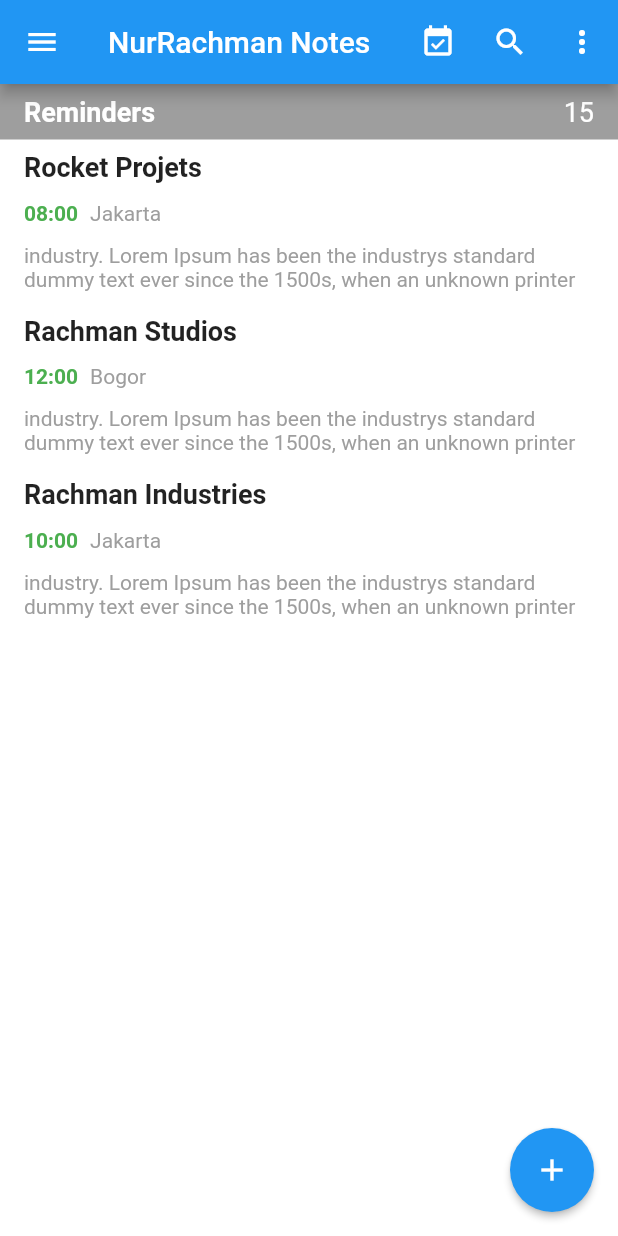
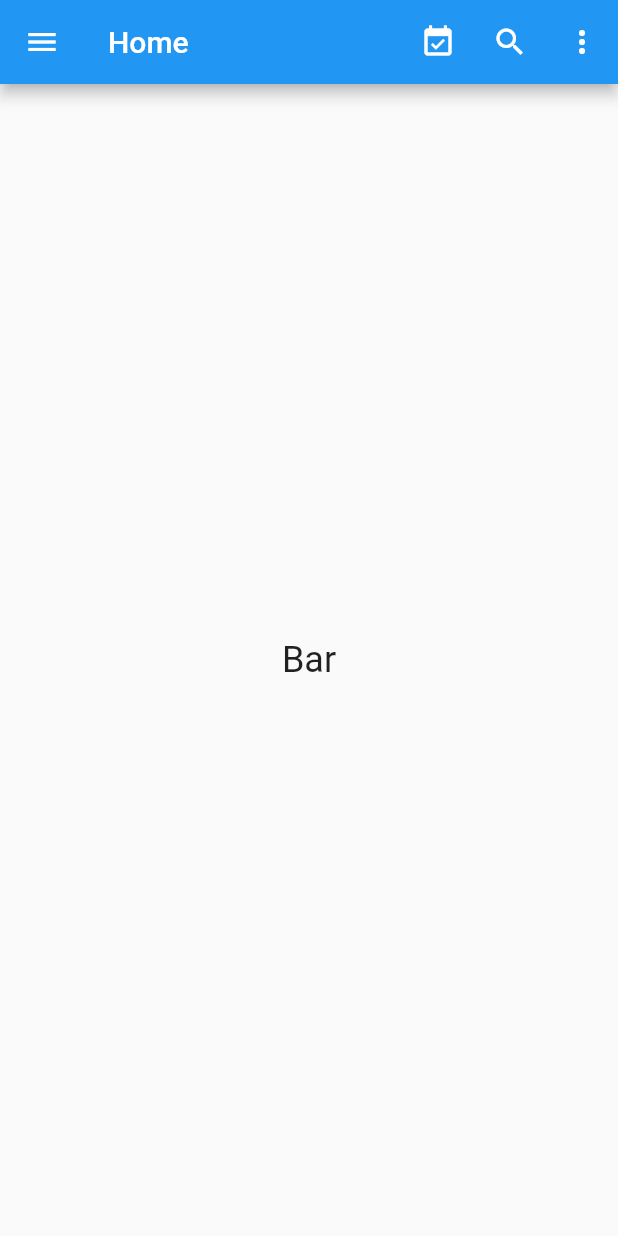
Before and after one commit to NurRachman/NurRachman-Notes, a Flutter app: the screen it shows after launch, on a phone screen of 412 x 824 dp. Run offline on Flutter 3.47's test engine with Material 2 defaults, Android fonts, the phone set to English and light mode, and no system bars.

Commit message:
'Update'

```diff
--- /dev/null
+++ b/lib/Routes.dart
@@ -0,0 +1,8 @@
+import 'package:flutter/material.dart';
+import 'package:rachman_notes/View/Detail.dart';
+import 'package:rachman_notes/View/Login.dart';
+
+final routes = <String, WidgetBuilder>{
+    '/login' : (context) => Login(),
+    '/detail' : (context) => Detail(),
+  };
--- /dev/null
+++ b/lib/View/App.dart
@@ -0,0 +1,27 @@
+import 'package:flutter/material.dart';
+import 'package:rachman_notes/View/Fragment/About.dart';
+import 'package:rachman_notes/View/Fragment/Home.dart';
+
+class App extends StatelessWidget {
+  @override
+  Widget build(BuildContext context) {
+    return MaterialApp(
+      title: 'App',
+      theme: ThemeData(
+        primaryColor: Colors.amber.shade500,
+        accentColor: Colors.blueGrey.shade500,
+        primaryTextTheme: TextTheme(
+					headline: TextStyle(
+						color: Colors.white
+					),
+				),
+      ),
+      routes: routesNavigation,
+    );
+  }
+}
+
+final routesNavigation = <String, WidgetBuilder>{
+  'Home' : (BuildContext context) => Home(),
+  'About' : (BuildContext context) => About(),
+};
--- /dev/null
+++ b/lib/View/Fragment/Home.dart
@@ -0,0 +1,8 @@
+import 'package:flutter/material.dart';
+
+class Home extends StatelessWidget {
+  @override
+  Widget build(BuildContext context) {
+    return Text('Home');
+  }
+}
--- a/lib/View/Home.dart
+++ /dev/null
@@ -1,141 +0,0 @@
-import 'package:flutter/material.dart';
-import '../model/Notes.dart';
-import './Adapter/HomeAdapter.dart';
-import '../View/AddNotes.dart';
-
-class Home extends StatelessWidget {
-  Home({Key key, this.title}) : super(key: key);
-  final String title;
-   @override
-  Widget build(BuildContext context) {
-    return Scaffold(
-        appBar: AppBar(
-          title: Text(title),
-          actions: <Widget>[
-            IconButton(
-              icon: Icon(Icons.event_available),
-              onPressed: () {},
-            ),
-            IconButton(
-              icon: Icon(Icons.search),
-              onPressed: () {},
-            ),
-            IconButton(
-              icon: Icon(Icons.more_vert),
-              onPressed: () {},
-            )
-          ],
-        ),
-        drawer: Drawer(
-          child: ListView(
-            padding: EdgeInsets.zero,
-            children: <Widget>[
-              DrawerHeader(
-                child: Column(
-                  mainAxisAlignment: MainAxisAlignment.end,
-                  crossAxisAlignment: CrossAxisAlignment.start,
-                  mainAxisSize: MainAxisSize.max,
-                  children: <Widget>[
-                    Text(
-                      'Muhammad Nur Rachman',
-                      style: TextStyle(
-                        fontWeight: FontWeight.normal,
-                        fontSize: 18,
-                        color: Colors.white
-                      ),
-                    ),
-                    new Padding( padding: const EdgeInsets.all(2) ),
-                    Text(
-                      'NurRachmen@gmail.com',
-                      style: TextStyle(
-                        fontWeight: FontWeight.normal,
-                        color: Colors.white
-                      ),
-                    ),
-                  ],
-                ),
-                decoration: BoxDecoration(
-                  color: Colors.blue,
-                ),
-              ),
-              ListTile(
-              title: Text('Home'),
-              leading: Icon(Icons.home),
-              selected: true,
-              onTap: () {
-                Navigator.pop(context);
-              },
-            ),
-            ListTile(
-              title: Text('About'),
-              leading: Icon(Icons.info),
-              onTap: () {
-                Navigator.pop(context);
-              },
-            ),
-            ],
-          ),
-        ),
-        body: Container(
-          child: Container(
-            color: Colors.white,
-            child: Column(
-              mainAxisSize: MainAxisSize.max,
-              children: <Widget>[
-                Container(
-                color: Colors.grey,
-                padding: const EdgeInsets.only(top: 8, right: 16, left: 16, bottom: 8),
-                child: Row(
-                  mainAxisAlignment: MainAxisAlignment.spaceBetween,
-                  mainAxisSize: MainAxisSize.max,
-                  children: <Widget>[
-                    Text(
-                      'Reminders',
-                      style: TextStyle(
-                        fontSize: 18,
-                        color: Colors.white,
-                        fontWeight: FontWeight.w600,
-                      ),
-                    ),
-                    Text(
-                      '15',
-                      style: TextStyle(
-                        fontSize: 18,
-                        color: Colors.white,
-                      ),
-                    )
-                  ],
-                ),
-              ),
-                Expanded(
-                  child: ListView.builder(
-                    itemBuilder: (BuildContext context, int index) => HomeAdapter(data[index]),
-                    itemCount: data.length,
-                  ),
-                ),
-             ],
-            ),
-          ),
-        ),
-
-        floatingActionButton: FloatingActionButton(
-          onPressed: (){
-          Navigator.push(
-              context,
-              MaterialPageRoute(builder: (context) => AddNotes()),
-          );
-        },
-        tooltip: 'Increment',
-        elevation: 2,
-        child: Icon(Icons.add),
-        ),
-        floatingActionButtonLocation: FloatingActionButtonLocation.endFloat,
-      );
-  }
-}
-
-final List<Notes> data = <Notes>[
-  Notes('Rocket Projets', '08:00', 'Jakarta', 'industry. Lorem Ipsum has been the industrys standard dummy text ever since the 1500s, when an unknown printer took a galley of type and scrambled it to make a type specimen book'),
-  Notes('Rachman Studios', '12:00', 'Bogor', 'industry. Lorem Ipsum has been the industrys standard dummy text ever since the 1500s, when an unknown printer took a galley of type and scrambled it to make a type specimen book'),
-  Notes('Rachman Industries', '10:00', 'Jakarta', 'industry. Lorem Ipsum has been the industrys standard dummy text ever since the 1500s, when an unknown printer took a galley of type and scrambled it to make a type specimen book')
-];
--- /dev/null
+++ b/lib/View/Main.dart
@@ -0,0 +1,195 @@
+import 'package:flutter/material.dart';
+import '../model/Notes.dart';
+import './Adapter/HomeAdapter.dart';
+import './../Routes.dart';
+
+class Main extends StatelessWidget {
+  static String tag = "index-tag";
+  Main({Key key, this.title}) : super(key: key);
+  final String title;
+   @override
+  Widget build(BuildContext context) {
+    return MaterialApp(
+      home: SlideMenu(),
+      routes: routes,
+    );
+  }
+}
+
+final List<Notes> data = <Notes>[
+  Notes('Rocket Projets', '08:00', 'Jakarta', 'industry. Lorem Ipsum has been the industrys standard dummy text ever since the 1500s, when an unknown printer took a galley of type and scrambled it to make a type specimen book'),
+  Notes('Rachman Studios', '12:00', 'Bogor', 'industry. Lorem Ipsum has been the industrys standard dummy text ever since the 1500s, when an unknown printer took a galley of type and scrambled it to make a type specimen book'),
+  Notes('Rachman Industries', '10:00', 'Jakarta', 'industry. Lorem Ipsum has been the industrys standard dummy text ever since the 1500s, when an unknown printer took a galley of type and scrambled it to make a type specimen book')
+];
+
+class FragNotes extends StatelessWidget {
+  static final String routeName = '/notes';
+
+  @override
+  Widget build(BuildContext context) {
+    return new Scaffold(
+      body: Container(
+          child: Container(
+            color: Colors.white,
+            child: Column(
+              mainAxisSize: MainAxisSize.max,
+              children: <Widget>[
+                Container(
+                color: Colors.grey,
+                padding: const EdgeInsets.only(top: 8, right: 16, left: 16, bottom: 8),
+                child: Row(
+                  mainAxisAlignment: MainAxisAlignment.spaceBetween,
+                  mainAxisSize: MainAxisSize.max,
+                  children: <Widget>[
+                    Text(
+                      'Reminders',
+                      style: TextStyle(
+                        fontSize: 18,
+                        color: Colors.white,
+                        fontWeight: FontWeight.w600,
+                      ),
+                    ),
+                    Text(
+                      '15',
+                      style: TextStyle(
+                        fontSize: 18,
+                        color: Colors.white,
+                      ),
+                    )
+                  ],
+                ),
+              ),
+              Expanded(
+                child: ListView.builder(
+                  itemBuilder: (BuildContext context, int index) => HomeAdapter(data[index]),
+                  itemCount: data.length,
+                ),
+              ),
+             ],
+            ),
+          ),
+        ),
+      floatingActionButton: FloatingActionButton(
+          onPressed: (){
+          Navigator.of(context).pushNamed('/detail');
+        },
+        tooltip: 'Add New Notes',
+        elevation: 2,
+        child: Icon(Icons.add),
+        ),
+        floatingActionButtonLocation: FloatingActionButtonLocation.endFloat,
+    );
+  }
+}
+
+class Bar extends StatelessWidget {
+  @override
+  Widget build(BuildContext context) {
+    return new Scaffold(
+      body: new Center(
+        child: new Text(
+          'Bar',
+          style: new TextStyle(
+            fontSize: 24.0
+          )
+        ),
+      ),
+    );
+  }
+
+}
+
+class SlideMenu extends StatefulWidget {
+  @override
+ State<StatefulWidget> createState() {
+    return SlideMenuState();
+  }
+}
+class SlideMenuState extends State<SlideMenu>{
+  int _counterIndex = 0;
+  String _title = "Home";
+  final List<Widget> _children = [
+    Bar(),
+    FragNotes(),
+  ];
+  @override
+  Widget build(BuildContext context){
+          return Scaffold(
+        appBar: AppBar(
+          title: Text(_title),
+          actions: <Widget>[
+            IconButton(
+              icon: Icon(Icons.event_available),
+              onPressed: () {},
+            ),
+            IconButton(
+              icon: Icon(Icons.search),
+              onPressed: () {},
+            ),
+            IconButton(
+              icon: Icon(Icons.more_vert),
+              onPressed: () {},
+            )
+          ],
+        ),
+        drawer: Drawer(
+          child: ListView(
+            padding: EdgeInsets.zero,
+            children: <Widget>[
+              UserAccountsDrawerHeader(
+                accountName: Text("Ghea Indrawari"),
+                accountEmail: Text("NurRachmen@gmail.com"),
+                currentAccountPicture: CircleAvatar(
+                  backgroundColor:
+                      Theme.of(context).platform == TargetPlatform.iOS
+                          ? Colors.blue
+                          : Colors.white,
+                  child: ghea,
+                ),
+              ),
+              ListTile(
+              title: Text('Home'),
+              leading: Icon(Icons.home),
+              selected: true,
+              onTap: () {
+                onTabTapped(0, "Home");
+              },
+            ),
+            ListTile(
+              title: Text('Notes'),
+              leading: Icon(Icons.info),
+              onTap: () => onTabTapped(1, "Notes"),
+            ),
+            ],
+          ),
+        ),
+        body: Navigator(
+          onGenerateRoute: (RouteSettings settings){
+            return MaterialPageRoute(
+              builder: (_) => _children[_counterIndex]
+            );
+          }
+        ),
+      );
+  }
+  void onTabTapped(int index, String title) {
+  Navigator.of(context).pop();
+   setState(() {
+     _counterIndex= index;
+   });
+   setState(() {
+     _title = title;
+   });
+ }
+ final ghea = Hero(
+      tag : 'ghea',
+      child: Padding(
+        padding: EdgeInsets.all(0.0),
+        child: CircleAvatar(
+          radius: 72.0,
+          backgroundColor: Colors.transparent,
+          backgroundImage: AssetImage('lib/assets/gheaProfile.jpg'),
+        ),
+      ),
+    );
+}
--- a/lib/main.dart
+++ b/lib/main.dart
@@ -1,13 +1,20 @@
 import 'package:flutter/material.dart';
-import 'View/Home.dart';
+import 'package:rachman_notes/View/Main.dart';
+import 'Routes.dart';
 
 void main() => runApp(MyApp());
 
 class MyApp extends StatelessWidget {
+
   @override
   Widget build(BuildContext context) {
     return MaterialApp(
-      home : Home(title: 'NurRachman Notes',),
+      theme: ThemeData(
+        fontFamily: 'Nunito'
+      ),
+      home : Main(title: 'NurRachman Notes'),
+      routes: routes,
+      initialRoute: 'login',
     );
   }
 }
```
Also changed, not shown: lib/View/AddNotes.dart (+15 -13 lines), lib/View/Detail.dart (added, +51 -0 lines), lib/View/Fragment/About.dart (added, +8 -0 lines), lib/View/Login.dart (added, +92 -0 lines), lib/View/SplashScreen.dart (added, +10 -0 lines), pubspec.yaml (+9 -50 lines), lib/assets/Nunito.ttf (added), lib/assets/ghea.jpg (added), lib/assets/gheaProfile.jpg (added), lib/assets/logo.png (added).
